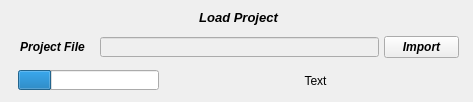
The window that pulse/uix/user_input/ui/loadProjectInput.ui (open-pulse/OpenPulse) describes before a commit, drawn with Qt 5.
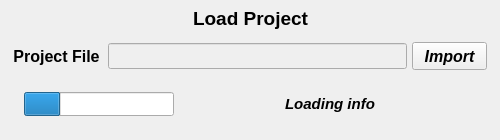
The same window after the commit.

The edit to the form file:
```diff
--- a/pulse/uix/user_input/ui/loadProjectInput.ui
+++ b/pulse/uix/user_input/ui/loadProjectInput.ui
@@ -6,92 +6,221 @@
    <rect>
     <x>0</x>
     <y>0</y>
-    <width>473</width>
-    <height>102</height>
+    <width>500</width>
+    <height>140</height>
    </rect>
   </property>
   <property name="minimumSize">
    <size>
-    <width>473</width>
-    <height>102</height>
+    <width>500</width>
+    <height>140</height>
    </size>
   </property>
   <property name="maximumSize">
    <size>
-    <width>473</width>
-    <height>102</height>
+    <width>500</width>
+    <height>140</height>
    </size>
   </property>
   <property name="windowTitle">
    <string>Dialog</string>
   </property>
-  <widget class="QProgressBar" name="progressBar">
+  <widget class="QToolButton" name="toolButton_import_project">
    <property name="geometry">
     <rect>
-     <x>18</x>
-     <y>70</y>
-     <width>141</width>
-     <height>20</height>
+     <x>412</x>
+     <y>42</y>
+     <width>75</width>
+     <height>28</height>
     </rect>
    </property>
-   <property name="value">
-    <number>24</number>
+   <property name="sizePolicy">
+    <sizepolicy hsizetype="Expanding" vsizetype="Expanding">
+     <horstretch>0</horstretch>
+     <verstretch>0</verstretch>
+    </sizepolicy>
    </property>
-   <property name="textVisible">
-    <bool>false</bool>
+   <property name="minimumSize">
+    <size>
+     <width>75</width>
+     <height>28</height>
+    </size>
    </property>
-   <property name="invertedAppearance">
+   <property name="maximumSize">
+    <size>
+     <width>75</width>
+     <height>28</height>
+    </size>
+   </property>
+   <property name="sizeIncrement">
+    <size>
+     <width>0</width>
+     <height>1</height>
+    </size>
+   </property>
+   <property name="font">
+    <font>
+     <family>Arial</family>
+     <pointsize>12</pointsize>
+     <weight>75</weight>
+     <italic>true</italic>
+     <bold>true</bold>
+    </font>
+   </property>
+   <property name="text">
+    <string>Import</string>
+   </property>
+  </widget>
+  <widget class="QLabel" name="label">
+   <property name="geometry">
+    <rect>
+     <x>16</x>
+     <y>6</y>
+     <width>469</width>
+     <height>25</height>
+    </rect>
+   </property>
+   <property name="font">
+    <font>
+     <family>Arial</family>
+     <pointsize>14</pointsize>
+     <weight>75</weight>
+     <italic>false</italic>
+     <bold>true</bold>
+    </font>
+   </property>
+   <property name="text">
+    <string>Load Project</string>
+   </property>
+   <property name="alignment">
+    <set>Qt::AlignCenter</set>
+   </property>
+  </widget>
+  <widget class="QLineEdit" name="line_import_project">
+   <property name="enabled">
     <bool>false</bool>
    </property>
-   <property name="textDirection">
-    <enum>QProgressBar::TopToBottom</enum>
+   <property name="geometry">
+    <rect>
+     <x>108</x>
+     <y>43</y>
+     <width>299</width>
+     <height>26</height>
+    </rect>
    </property>
+   <property name="sizePolicy">
+    <sizepolicy hsizetype="Expanding" vsizetype="Expanding">
+     <horstretch>0</horstretch>
+     <verstretch>0</verstretch>
+    </sizepolicy>
+   </property>
+   <property name="minimumSize">
+    <size>
+     <width>279</width>
+     <height>26</height>
+    </size>
+   </property>
+   <property name="maximumSize">
+    <size>
+     <width>300</width>
+     <height>26</height>
+    </size>
+   </property>
+   <property name="sizeIncrement">
+    <size>
+     <width>0</width>
+     <height>1</height>
+    </size>
+   </property>
   </widget>
-  <widget class="QWidget" name="verticalLayoutWidget_2">
+  <widget class="QLabel" name="label_3">
    <property name="geometry">
     <rect>
-     <x>170</x>
-     <y>70</y>
-     <width>291</width>
-     <height>21</height>
+     <x>8</x>
+     <y>43</y>
+     <width>97</width>
+     <height>26</height>
     </rect>
    </property>
-   <layout class="QVBoxLayout" name="verticalLayout_2">
+   <property name="font">
+    <font>
+     <family>Arial</family>
+     <pointsize>12</pointsize>
+     <weight>75</weight>
+     <italic>false</italic>
+     <bold>true</bold>
+    </font>
+   </property>
+   <property name="text">
+    <string>Project File</string>
+   </property>
+   <property name="alignment">
+    <set>Qt::AlignCenter</set>
+   </property>
+  </widget>
+  <widget class="QWidget" name="horizontalLayoutWidget">
+   <property name="geometry">
+    <rect>
+     <x>24</x>
+     <y>88</y>
+     <width>458</width>
+     <height>33</height>
+    </rect>
+   </property>
+   <layout class="QHBoxLayout" name="horizontalLayout">
+    <item>
+     <widget class="QProgressBar" name="progressBar">
+      <property name="minimumSize">
+       <size>
+        <width>150</width>
+        <height>24</height>
+       </size>
+      </property>
+      <property name="maximumSize">
+       <size>
+        <width>150</width>
+        <height>24</height>
+       </size>
+      </property>
+      <property name="value">
+       <number>24</number>
+      </property>
+      <property name="textVisible">
+       <bool>false</bool>
+      </property>
+      <property name="invertedAppearance">
+       <bool>false</bool>
+      </property>
+      <property name="textDirection">
+       <enum>QProgressBar::TopToBottom</enum>
+      </property>
+     </widget>
+    </item>
     <item>
      <widget class="QLabel" name="text_label">
-      <property name="text">
-       <string>Text</string>
+      <property name="minimumSize">
+       <size>
+        <width>300</width>
+        <height>24</height>
+       </size>
       </property>
-      <property name="alignment">
-       <set>Qt::AlignCenter</set>
+      <property name="maximumSize">
+       <size>
+        <width>300</width>
+        <height>24</height>
+       </size>
       </property>
-     </widget>
-    </item>
-   </layout>
-  </widget>
-  <widget class="QWidget" name="verticalLayoutWidget_4">
-   <property name="geometry">
-    <rect>
-     <x>10</x>
-     <y>36</y>
-     <width>85</width>
-     <height>21</height>
-    </rect>
-   </property>
-   <layout class="QVBoxLayout" name="verticalLayout_4">
-    <item>
-     <widget class="QLabel" name="label_3">
       <property name="font">
        <font>
         <family>Arial</family>
-        <pointsize>9</pointsize>
+        <pointsize>11</pointsize>
         <weight>75</weight>
         <italic>true</italic>
         <bold>true</bold>
        </font>
       </property>
       <property name="text">
-       <string>Project File</string>
+       <string>Loading info</string>
       </property>
       <property name="alignment">
        <set>Qt::AlignCenter</set>
@@ -100,119 +229,6 @@
     </item>
    </layout>
   </widget>
-  <widget class="QWidget" name="verticalLayoutWidget_5">
-   <property name="geometry">
-    <rect>
-     <x>100</x>
-     <y>36</y>
-     <width>281</width>
-     <height>22</height>
-    </rect>
-   </property>
-   <layout class="QVBoxLayout" name="verticalLayout_5">
-    <item>
-     <widget class="QLineEdit" name="line_import_project">
-      <property name="enabled">
-       <bool>false</bool>
-      </property>
-      <property name="sizePolicy">
-       <sizepolicy hsizetype="Expanding" vsizetype="Expanding">
-        <horstretch>0</horstretch>
-        <verstretch>0</verstretch>
-       </sizepolicy>
-      </property>
-      <property name="minimumSize">
-       <size>
-        <width>279</width>
-        <height>20</height>
-       </size>
-      </property>
-      <property name="maximumSize">
-       <size>
-        <width>279</width>
-        <height>20</height>
-       </size>
-      </property>
-      <property name="sizeIncrement">
-       <size>
-        <width>0</width>
-        <height>1</height>
-       </size>
-      </property>
-     </widget>
-    </item>
-   </layout>
-  </widget>
-  <widget class="QToolButton" name="toolButton_import_project">
-   <property name="geometry">
-    <rect>
-     <x>384</x>
-     <y>36</y>
-     <width>75</width>
-     <height>22</height>
-    </rect>
-   </property>
-   <property name="sizePolicy">
-    <sizepolicy hsizetype="Expanding" vsizetype="Expanding">
-     <horstretch>0</horstretch>
-     <verstretch>0</verstretch>
-    </sizepolicy>
-   </property>
-   <property name="minimumSize">
-    <size>
-     <width>75</width>
-     <height>22</height>
-    </size>
-   </property>
-   <property name="maximumSize">
-    <size>
-     <width>75</width>
-     <height>22</height>
-    </size>
-   </property>
-   <property name="sizeIncrement">
-    <size>
-     <width>0</width>
-     <height>1</height>
-    </size>
-   </property>
-   <property name="font">
-    <font>
-     <family>Arial</family>
-     <weight>75</weight>
-     <italic>true</italic>
-     <bold>true</bold>
-    </font>
-   </property>
-   <property name="text">
-    <string>Import</string>
-   </property>
-  </widget>
-  <widget class="QLabel" name="label">
-   <property name="geometry">
-    <rect>
-     <x>4</x>
-     <y>6</y>
-     <width>469</width>
-     <height>23</height>
-    </rect>
-   </property>
-   <property name="font">
-    <font>
-     <family>Arial</family>
-     <pointsize>10</pointsize>
-     <weight>75</weight>
-     <italic>true</italic>
-     <bold>true</bold>
-    </font>
-   </property>
-   <property name="text">
-    <string>Load Project</string>
-   </property>
-   <property name="alignment">
-    <set>Qt::AlignCenter</set>
-   </property>
-  </widget>
  </widget>
  <resources/>
  <connections/>
```
Left out of the diff: 2 changed lines with no effect on the pictures.
